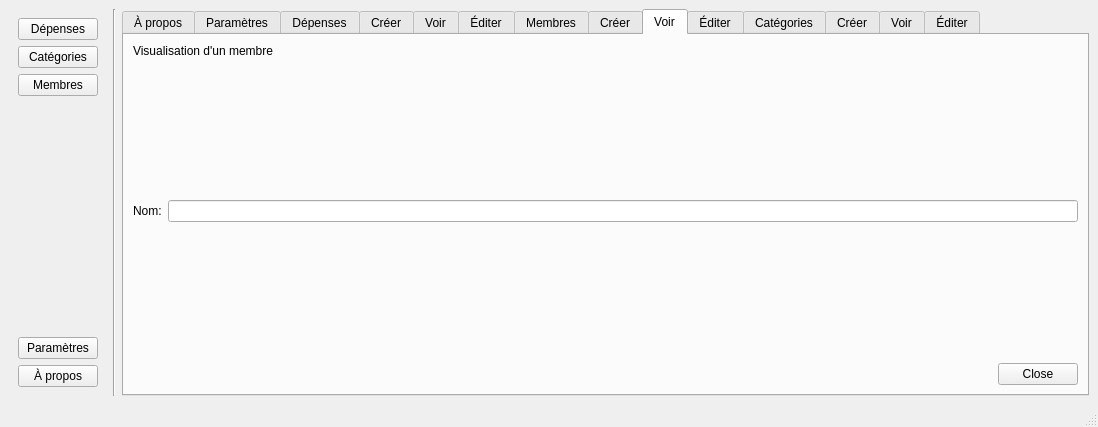
Old version of the form test.ui in the repository BinarMorker/GP2.
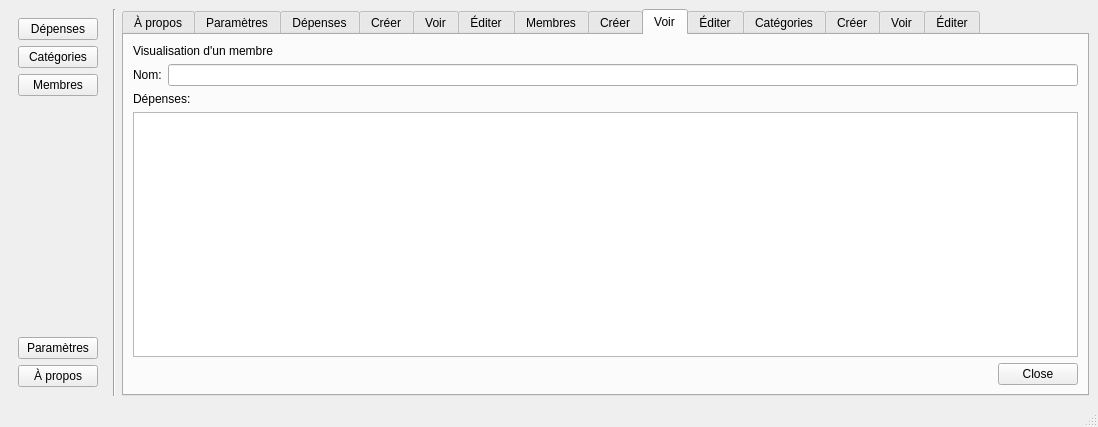
New version of the form. The open tabs and pages were chosen to show the change. Icons and pictures are not drawn.

Commit message: Avancement de l'interface

Diff of the .ui file:
```diff
--- a/test.ui
+++ b/test.ui
@@ -733,19 +733,6 @@
           </property>
          </widget>
         </item>
-        <item>
-         <spacer name="verticalSpacer_8">
-          <property name="orientation">
-           <enum>Qt::Vertical</enum>
-          </property>
-          <property name="sizeHint" stdset="0">
-           <size>
-            <width>20</width>
-            <height>40</height>
-           </size>
-          </property>
-         </spacer>
-        </item>
         <item>
          <layout class="QFormLayout" name="formLayout_11">
           <item row="0" column="0">
@@ -761,17 +748,14 @@
          </layout>
         </item>
         <item>
-         <spacer name="verticalSpacer_9">
-          <property name="orientation">
-           <enum>Qt::Vertical</enum>
+         <widget class="QLabel" name="label_53">
+          <property name="text">
+           <string>Dépenses:</string>
           </property>
-          <property name="sizeHint" stdset="0">
-           <size>
-            <width>20</width>
-            <height>40</height>
-           </size>
-          </property>
-         </spacer>
+         </widget>
+        </item>
+        <item>
+         <widget class="QTableView" name="tableView_5"/>
         </item>
         <item>
          <widget class="QDialogButtonBox" name="buttonBox_10">
```
Left out of the diff: 16 changed lines with no effect on the pictures.
